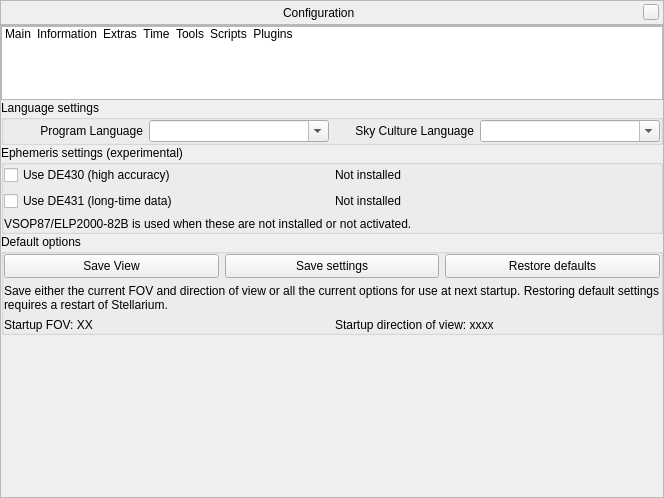
Qt form src/gui/configurationDialog.ui (519984307/stellarium_src) before a commit.
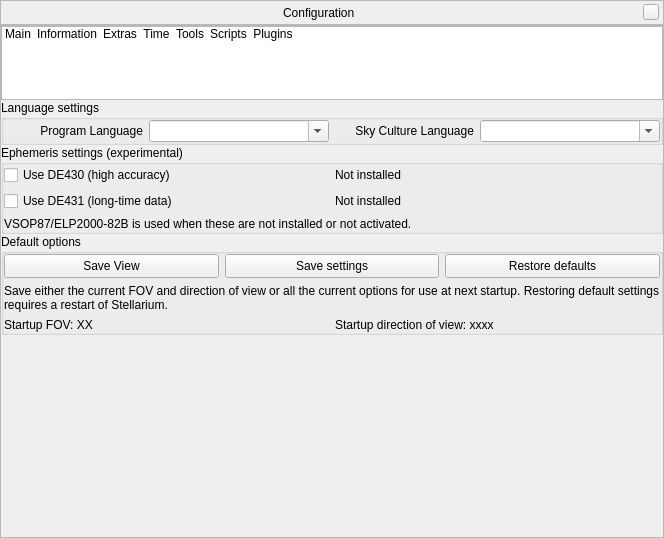
The same form after that commit. Icons and pictures are not drawn. Custom widgets are drawn as their Qt base class.

Patch:
```diff
--- a/src/gui/configurationDialog.ui
+++ b/src/gui/configurationDialog.ui
@@ -7,7 +7,7 @@
     <x>0</x>
     <y>0</y>
     <width>664</width>
-    <height>498</height>
+    <height>538</height>
    </rect>
   </property>
   <layout class="QVBoxLayout">
```
Left out of the diff: 7 changed lines with no effect on the pictures.
